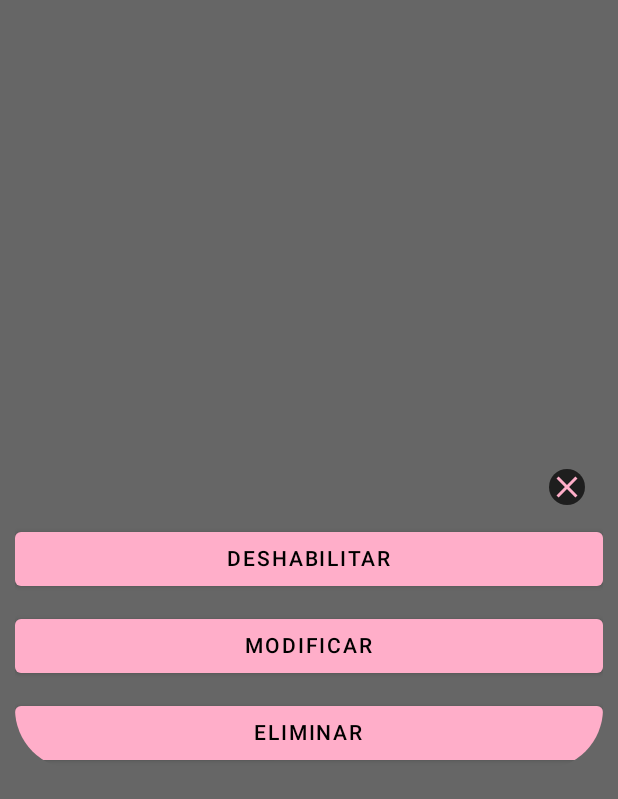
After one commit to WilliHominal/Alarmas, an Android app built with Jetpack Compose: the composable CustomAlertDialog shown on its own in the app's theme, on a phone screen of 412 x 824 dp. The commit adds this screen. Shown: the top 799 px of the screen. Run offline under Robolectric (Android 15) with nearby library versions, the phone set to English and light mode, and no system bars.

```diff
--- a/app/src/main/java/com/warh/alarmahablante/MainActivity.kt
+++ b/app/src/main/java/com/warh/alarmahablante/MainActivity.kt
@@ -33,6 +33,7 @@ class MainActivity : ComponentActivity() {
 fun NavigationHost(viewModel: AlarmaViewModel){
     val navController = rememberNavController()
 
+    //TODO Pasar las rutas a una sealed class
     NavHost(navController = navController, startDestination = "AlarmasGuardadas"){
         composable("AlarmasGuardadas") { AlarmasGuardadasScreen(navController = navController, viewModel = viewModel) }
         composable("ConfigurarAlarma") { ConfigurarAlarmaScreen(navController = navController, viewModel = viewModel) }
--- a/app/src/main/java/com/warh/alarmahablante/dao/AlarmaDatabase.kt
+++ b/app/src/main/java/com/warh/alarmahablante/dao/AlarmaDatabase.kt
@@ -8,7 +8,7 @@ import androidx.room.TypeConverters
 import com.warh.alarmahablante.model.AlarmaRepetitiva
 import com.warh.alarmahablante.model.AlarmaUnica
 
-@Database(entities = [AlarmaRepetitiva::class, AlarmaUnica::class], version = 2)
+@Database(entities = [AlarmaRepetitiva::class, AlarmaUnica::class], version = 3)
 @TypeConverters(Converters::class)
 abstract class AlarmaDatabase: RoomDatabase() {
     abstract fun AlarmaDao(): AlarmaDao
--- a/app/src/main/java/com/warh/alarmahablante/model/Alarma.kt
+++ b/app/src/main/java/com/warh/alarmahablante/model/Alarma.kt
@@ -2,6 +2,7 @@ package com.warh.alarmahablante.model
 
 import androidx.room.Entity
 import androidx.room.PrimaryKey
+import java.time.Instant
 import java.util.*
 
 abstract class Alarma {
@@ -9,6 +10,7 @@ abstract class Alarma {
     abstract var nombre: String
     abstract var descripcion: String
     abstract val fechaCreacion: Date
+    abstract var habilitada: Boolean
 }
 
 @Entity(tableName = "alarma_repetitiva")
@@ -18,6 +20,7 @@ data class AlarmaRepetitiva(
     override var nombre: String,
     override var descripcion: String,
     override var fechaCreacion: Date,
+    override var habilitada: Boolean,
     var dias: List<Int>,
     var hora: String,
 ): Alarma()
@@ -29,5 +32,6 @@ data class AlarmaUnica(
     override var nombre: String,
     override var descripcion: String,
     override var fechaCreacion: Date,
+    override var habilitada: Boolean,
     var fecha: Date
 ): Alarma()
--- a/app/src/main/java/com/warh/alarmahablante/repository/AlarmaRepository.kt
+++ b/app/src/main/java/com/warh/alarmahablante/repository/AlarmaRepository.kt
@@ -1,9 +1,12 @@
 package com.warh.alarmahablante.repository
 
 import com.warh.alarmahablante.dao.AlarmaDao
+import com.warh.alarmahablante.model.Alarma
 import com.warh.alarmahablante.model.AlarmaRepetitiva
 import com.warh.alarmahablante.model.AlarmaUnica
-import kotlinx.coroutines.flow.Flow
+import kotlinx.coroutines.ExperimentalCoroutinesApi
+import kotlinx.coroutines.FlowPreview
+import kotlinx.coroutines.flow.*
 
 class AlarmaRepository(private val alarmaDao: AlarmaDao) {
 
--- /dev/null
+++ b/app/src/main/java/com/warh/alarmahablante/ui/components/CustomAlertDialog.kt
@@ -0,0 +1,63 @@
+package com.warh.alarmahablante.ui.components
+
+import androidx.compose.foundation.background
+import androidx.compose.foundation.layout.*
+import androidx.compose.foundation.shape.CircleShape
+import androidx.compose.material.*
+import androidx.compose.material.icons.Icons
+import androidx.compose.material.icons.filled.Close
+import androidx.compose.runtime.Composable
+import androidx.compose.ui.Alignment
+import androidx.compose.ui.Modifier
+import androidx.compose.ui.draw.clip
+import androidx.compose.ui.graphics.Color
+import androidx.compose.ui.unit.dp
+import androidx.compose.ui.window.Dialog
+
+@Composable
+fun CustomAlertDialog(accionCerrar: () -> Unit, accionDeshabilitar: () -> Unit, accionModificar: () -> Unit, accionEliminar: () -> Unit) {
+    Dialog(
+        onDismissRequest = accionCerrar,
+    ) {
+        Column(
+            Modifier
+                .background(Color.Black.copy(0.0f))
+                .padding(end = 10.dp, start = 10.dp, bottom = 10.dp)
+                .clip(MaterialTheme.shapes.large)
+        ) {
+            Box(
+                contentAlignment = Alignment.CenterEnd,
+                modifier = Modifier
+                    .fillMaxWidth()
+                    .padding(0.dp)
+            ) {
+                IconButton(
+                    onClick = accionCerrar,
+                ) {
+                    Icon(
+                            Icons.Default.Close,
+                            "Cerrar",
+                            tint = MaterialTheme.colors.primaryVariant,
+                            modifier = Modifier.clip(CircleShape).background(Color.Black.copy(0.7f))
+                        )
+
+                }
+            }
+            CustomButton(texto = "Deshabilitar") {
+                accionDeshabilitar()
+            }
+            Box(
+                Modifier
+                    .padding(vertical = 10.dp)
+                    .fillMaxWidth()) {
+                CustomButton(texto = "Modificar") {
+                    accionModificar()
+                }
+            }
+            CustomButton(texto = "Eliminar") {
+                accionEliminar()
+            }
+        }
+    }
+
+}
--- a/app/src/main/java/com/warh/alarmahablante/ui/screens/ConfigurarAlarmaScreen.kt
+++ b/app/src/main/java/com/warh/alarmahablante/ui/screens/ConfigurarAlarmaScreen.kt
@@ -169,6 +169,7 @@ fun ConfigurarAlarmaScreen(navController: NavController, viewModel: AlarmaViewMo
                                 nombre = nombreAlarma,
                                 descripcion = descripcionAlarma,
                                 fechaCreacion = Date(),
+                                habilitada = true,
                                 dias = diasRepetitiva,
                                 hora = horaAlarma,
                             )
@@ -178,11 +179,13 @@ fun ConfigurarAlarmaScreen(navController: NavController, viewModel: AlarmaViewMo
                                 nombre = nombreAlarma,
                                 descripcion = descripcionAlarma,
                                 fechaCreacion = Date(),
+                                habilitada = true,
                                 fecha = stringToDate(diaUnica, horaAlarma)
                             )
                     viewModel.agregarAlarma(alarmaTemp)
                     Toast.makeText(context, "Alarma agregada", Toast.LENGTH_SHORT).show()
                     navController.popBackStack()
+                    //TODO enviar notificacion con alarm manager para que suene alarma
                 }
             }
         }
--- a/app/src/main/java/com/warh/alarmahablante/ui/theme/Shape.kt
+++ b/app/src/main/java/com/warh/alarmahablante/ui/theme/Shape.kt
@@ -7,5 +7,5 @@ import androidx.compose.ui.unit.dp
 val Shapes = Shapes(
     small = RoundedCornerShape(4.dp),
     medium = RoundedCornerShape(10.dp),
-    large = RoundedCornerShape(0.dp)
+    large = RoundedCornerShape(40.dp)
 )
--- a/app/src/main/java/com/warh/alarmahablante/viewmodel/AlarmaViewModel.kt
+++ b/app/src/main/java/com/warh/alarmahablante/viewmodel/AlarmaViewModel.kt
@@ -6,6 +6,9 @@ import com.warh.alarmahablante.model.AlarmaRepetitiva
 import com.warh.alarmahablante.model.AlarmaUnica
 import com.warh.alarmahablante.repository.AlarmaRepository
 import kotlinx.coroutines.Dispatchers
+import kotlinx.coroutines.ExperimentalCoroutinesApi
+import kotlinx.coroutines.flow.flowOf
+import kotlinx.coroutines.flow.merge
 import kotlinx.coroutines.launch
 import java.lang.IllegalArgumentException
 
```
Also changed, not shown: app/src/main/java/com/warh/alarmahablante/ui/components/AlarmaRepetitivaCardView.kt (+10 -7 lines), app/src/main/java/com/warh/alarmahablante/ui/components/AlarmaUnicaCardView.kt (+7 -5 lines), app/src/main/java/com/warh/alarmahablante/ui/components/Circle.kt (+15 -11 lines), app/src/main/java/com/warh/alarmahablante/ui/screens/AlarmasGuardadasScreen.kt (+49 -8 lines).
